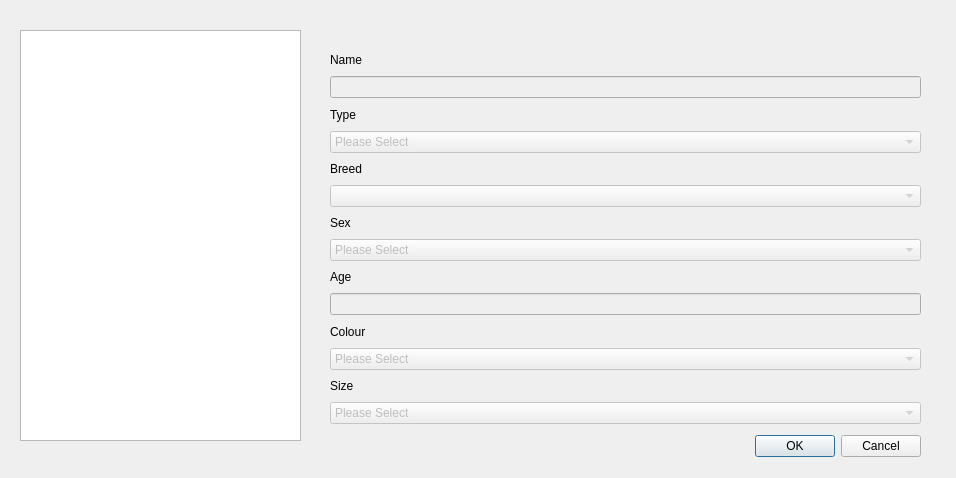
Above: guitest/viewanimals.ui from cameronhawtin/Animal-Farm-cuACS before the change. Below: the same form after it.
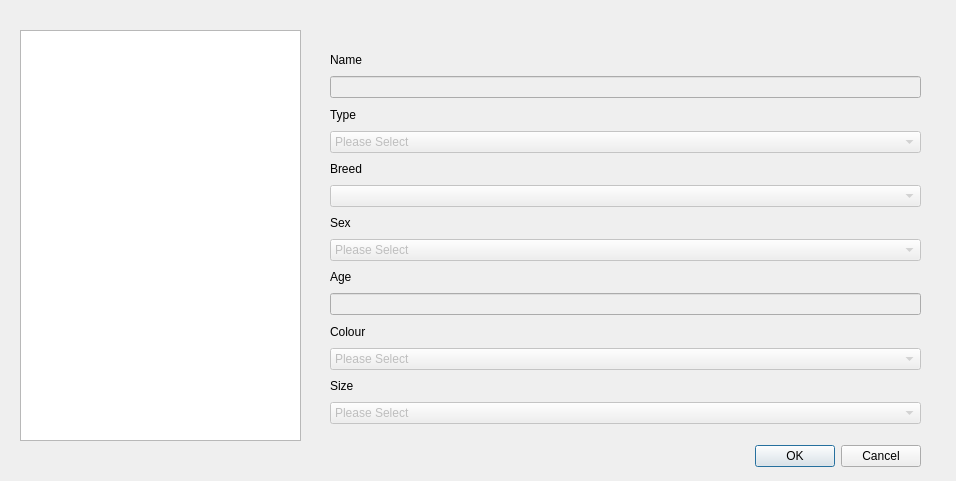
That is the form after the change.

Commit message: Removed staff home screen label

What changed in the file:
```diff
--- a/guitest/viewanimals.ui
+++ b/guitest/viewanimals.ui
@@ -7,7 +7,7 @@
     <x>0</x>
     <y>0</y>
     <width>956</width>
-    <height>478</height>
+    <height>481</height>
    </rect>
   </property>
   <property name="windowTitle">
@@ -27,7 +27,7 @@
    <property name="geometry">
     <rect>
      <x>580</x>
-     <y>430</y>
+     <y>440</y>
      <width>341</width>
      <height>32</height>
     </rect>
```
The commit also changes 3 other files.
